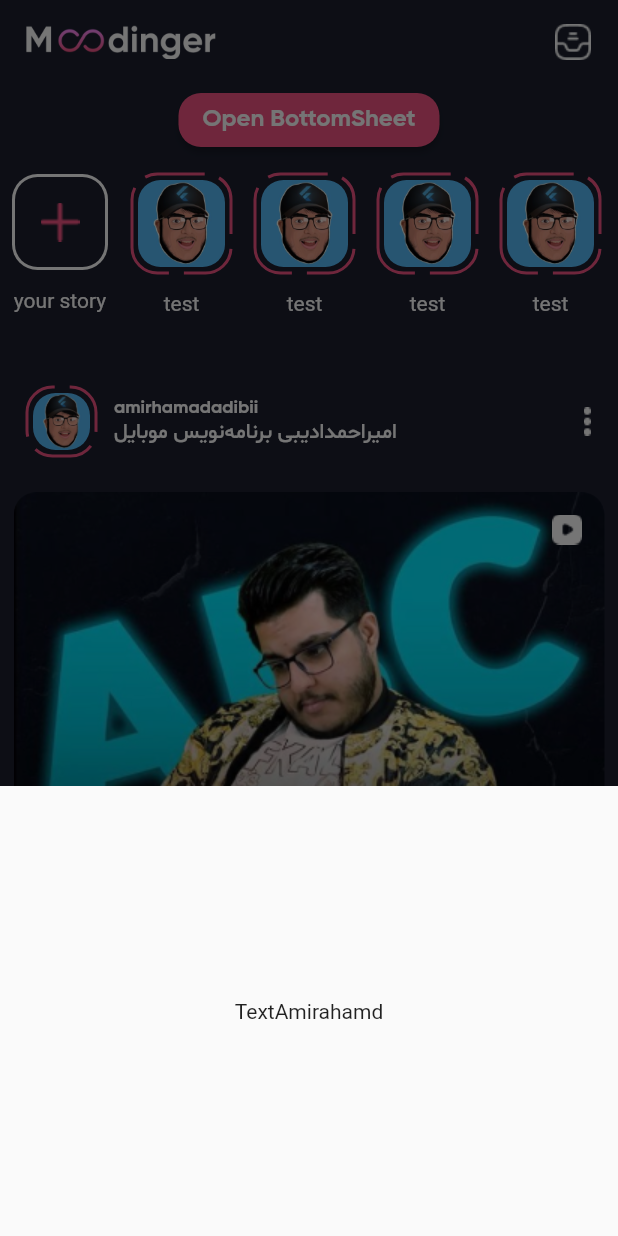
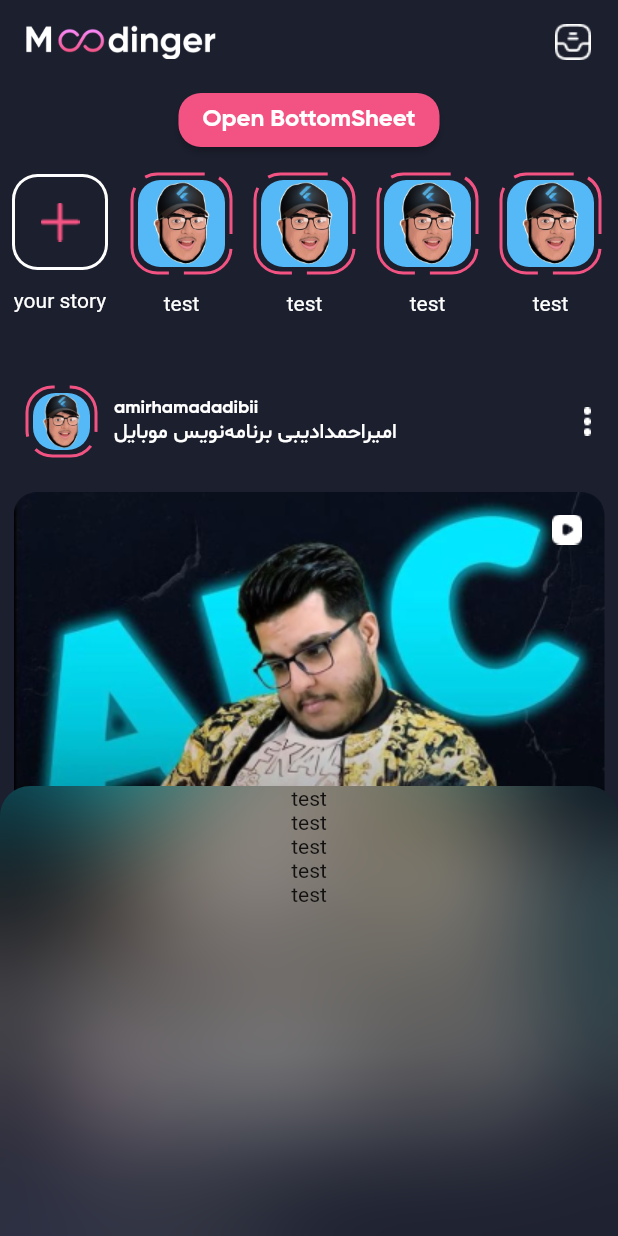
Before and after one commit to amirahmadadibi/instagram_clone, a Flutter app: the screen it shows after launch, after a tap on "Open BottomSheet", on a phone screen of 412 x 824 dp. Run offline on Flutter 3.47's test engine with Material 2 defaults, Android fonts, the phone set to English and light mode, and no system bars; drawn by our look-alikes of dotted_border.

Commit message:
week11 E31 make struckture of share bottomsheet

```diff
--- a/lib/screens/home_screen.dart
+++ b/lib/screens/home_screen.dart
@@ -2,6 +2,7 @@ import 'dart:ui';
 
 import 'package:flutter/material.dart';
 import 'package:dotted_border/dotted_border.dart';
+import 'package:instagram/screens/share_bottomsheet.dart';
 
 class HomeScreen extends StatelessWidget {
   const HomeScreen({Key? key}) : super(key: key);
@@ -35,14 +36,11 @@ class HomeScreen extends StatelessWidget {
               ElevatedButton(
                 onPressed: () {
                   showModalBottomSheet(
+                      barrierColor: Colors.transparent,
+                      backgroundColor: Colors.transparent,
                       context: context,
                       builder: (BuildContext context) {
-                        return Container(
-                          height: 300,
-                          child: Center(
-                            child: Text('TextAmirahamd'),
-                          ),
-                        );
+                        return ShareBottomSheet();
                       });
                 },
                 child: Text('Open BottomSheet'),
--- /dev/null
+++ b/lib/screens/share_bottomsheet.dart
@@ -0,0 +1,30 @@
+import 'dart:ui';
+
+import 'package:flutter/material.dart';
+
+class ShareBottomSheet extends StatelessWidget {
+  const ShareBottomSheet({Key? key}) : super(key: key);
+
+  @override
+  Widget build(BuildContext context) {
+    return ClipRRect(
+      borderRadius: BorderRadius.only(
+          topLeft: Radius.circular(20), topRight: Radius.circular(20)),
+      child: BackdropFilter(
+        filter: ImageFilter.blur(sigmaX: 40.0, sigmaY: 40.0),
+        child: Container(
+          height: 300,
+          child: Column(
+            children: [
+              Text('test'),
+              Text('test'),
+              Text('test'),
+              Text('test'),
+              Text('test'),
+            ],
+          ),
+        ),
+      ),
+    );
+  }
+}
```
Also changed, not shown: lib/screens/share_bottomseet.dart (deleted, +0 -52 lines).
